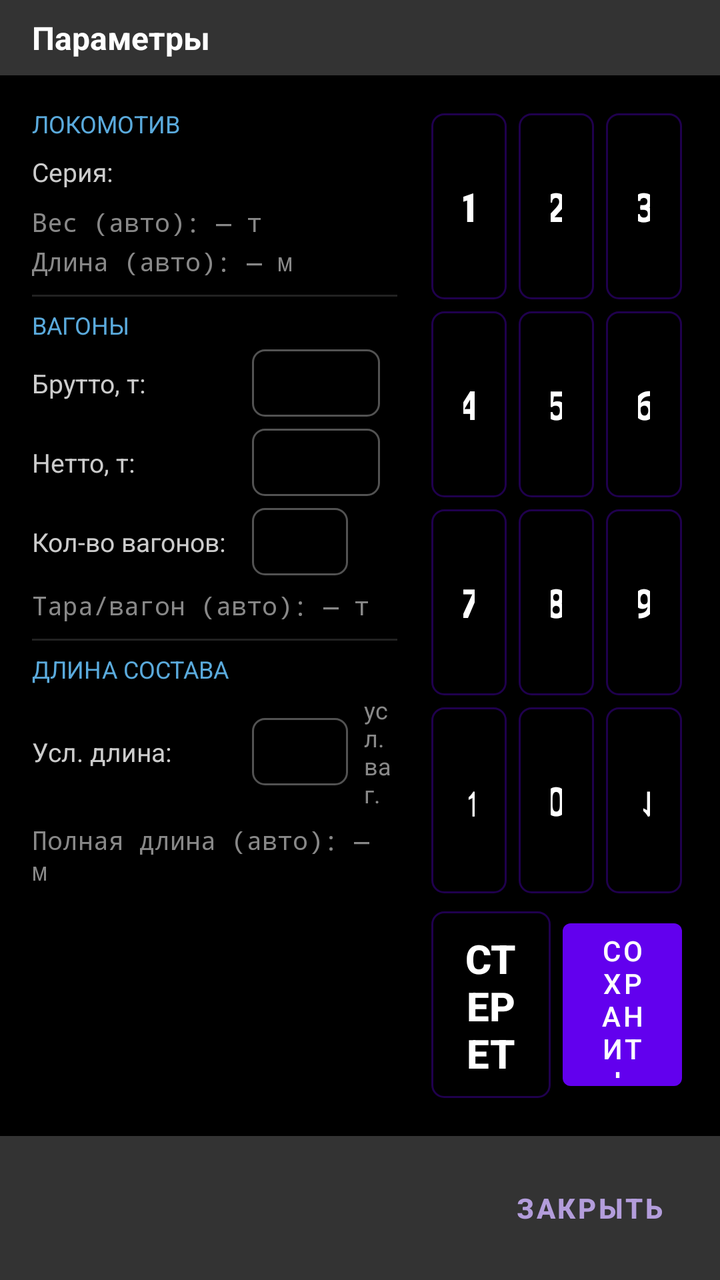
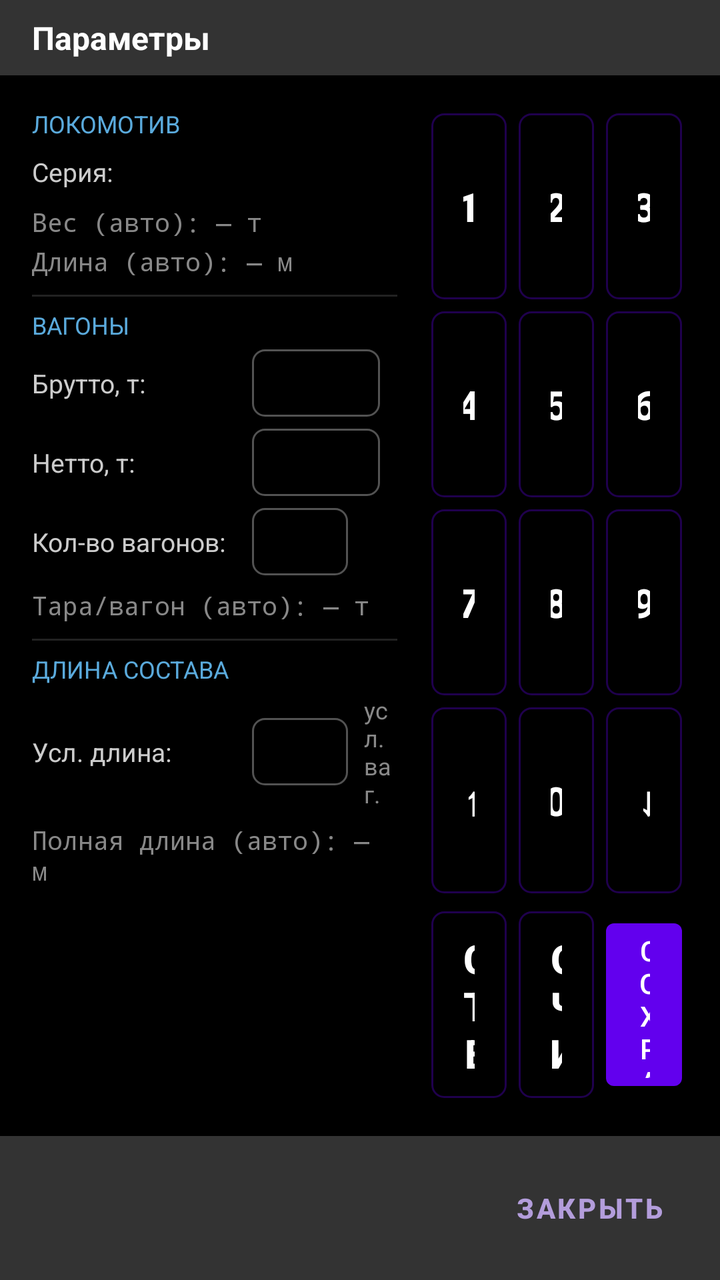

Two renders of the same Android screen: before a commit and after it. Below are the layout's source before the change and the commit's diff.
<!-- AndroidManifest.xml: application theme Theme.TrainDriverApp -->
<!-- res/layout/activity_train_params.xml -->
<?xml version="1.0" encoding="utf-8"?>
<LinearLayout xmlns:android="http://schemas.android.com/apk/res/android"
    android:layout_width="match_parent"
    android:layout_height="match_parent"
    android:orientation="vertical"
    android:background="#000000">

    <TextView
        android:layout_width="match_parent"
        android:layout_height="wrap_content"
        android:background="#333333"
        android:paddingStart="16dp"
        android:paddingEnd="16dp"
        android:paddingTop="8dp"
        android:paddingBottom="8dp"
        android:text="Параметры"
        android:textColor="#FFFFFF"
        android:textSize="16sp"
        android:textStyle="bold" />

    <LinearLayout
        android:layout_width="match_parent"
        android:layout_height="0dp"
        android:layout_weight="1"
        android:orientation="horizontal"
        android:padding="16dp">

        
        <ScrollView
            android:layout_width="0dp"
            android:layout_height="match_parent"
            android:layout_weight="3">

        <LinearLayout
            android:layout_width="match_parent"
            android:layout_height="wrap_content"
            android:orientation="vertical"
            android:paddingEnd="14dp">

            <TextView
                android:layout_width="wrap_content"
                android:layout_height="wrap_content"
                android:text="ЛОКОМОТИВ"
                android:textColor="#5AAADC"
                android:textSize="12sp"
                android:layout_marginBottom="4dp" />

            <LinearLayout
                android:layout_width="match_parent"
                android:layout_height="wrap_content"
                android:orientation="horizontal"
                android:gravity="center_vertical">

                <TextView
                    android:layout_width="70dp"
                    android:layout_height="wrap_content"
                    android:text="Серия:"
                    android:textColor="#CCCCCC"
                    android:textSize="13sp" />

                <Spinner
                    android:id="@+id/locoSeriesSpinner"
                    android:layout_width="0dp"
                    android:layout_height="wrap_content"
                    android:layout_weight="1" />

            </LinearLayout>

            
            <TextView
                android:id="@+id/weightAutoText"
                android:layout_width="match_parent"
                android:layout_height="wrap_content"
                android:layout_marginTop="4dp"
                android:text="Вес (авто): — т"
                android:textColor="#888888"
                android:textSize="13sp"
                android:fontFamily="monospace" />

            <TextView
                android:id="@+id/lengthAutoText"
                android:layout_width="match_parent"
                android:layout_height="wrap_content"
                android:layout_marginTop="2dp"
                android:text="Длина (авто): — м"
                android:textColor="#888888"
                android:textSize="13sp"
                android:fontFamily="monospace" />

            <View
                android:layout_width="match_parent"
                android:layout_height="1dp"
                android:layout_marginTop="8dp"
                android:layout_marginBottom="6dp"
                android:background="#222222" />

            <TextView
                android:layout_width="wrap_content"
                android:layout_height="wrap_content"
                android:text="ВАГОНЫ"
                android:textColor="#5AAADC"
                android:textSize="12sp"
                android:layout_marginBottom="4dp" />

            <LinearLayout
                android:layout_width="match_parent"
                android:layout_height="wrap_content"
                android:orientation="horizontal"
                android:gravity="center_vertical">

                <TextView
                    android:layout_width="110dp"
                    android:layout_height="wrap_content"
                    android:text="Брутто, т:"
                    android:textColor="#CCCCCC"
                    android:textSize="13sp" />

                <EditText
                    android:id="@+id/bruttoInput"
                    style="@style/RestrictionDigitBox"
                    android:layout_width="64dp"
                    android:textSize="16sp"
                    android:inputType="number"
                    android:maxLength="5" />

            </LinearLayout>

            <LinearLayout
                android:layout_width="match_parent"
                android:layout_height="wrap_content"
                android:layout_marginTop="6dp"
                android:orientation="horizontal"
                android:gravity="center_vertical">

                <TextView
                    android:layout_width="110dp"
                    android:layout_height="wrap_content"
                    android:text="Нетто, т:"
                    android:textColor="#CCCCCC"
                    android:textSize="13sp" />

                <EditText
                    android:id="@+id/nettoInput"
                    style="@style/RestrictionDigitBox"
                    android:layout_width="64dp"
                    android:textSize="16sp"
                    android:inputType="number"
                    android:maxLength="5" />

            </LinearLayout>

            <LinearLayout
                android:layout_width="match_parent"
                android:layout_height="wrap_content"
                android:layout_marginTop="6dp"
                android:orientation="horizontal"
                android:gravity="center_vertical">

                <TextView
                    android:layout_width="110dp"
                    android:layout_height="wrap_content"
                    android:text="Кол-во вагонов:"
                    android:textColor="#CCCCCC"
                    android:textSize="13sp" />

                <EditText
                    android:id="@+id/wagonCountInput"
                    style="@style/RestrictionDigitBox"
                    android:layout_width="48dp"
                    android:textSize="16sp"
                    android:inputType="number"
                    android:maxLength="3" />

            </LinearLayout>

            <TextView
                android:id="@+id/tareAutoText"
                android:layout_width="match_parent"
                android:layout_height="wrap_content"
                android:layout_marginTop="6dp"
                android:text="Тара/вагон (авто): — т"
                android:textColor="#888888"
                android:textSize="13sp"
                android:fontFamily="monospace" />

            <View
                android:layout_width="match_parent"
                android:layout_height="1dp"
                android:layout_marginTop="8dp"
                android:layout_marginBottom="6dp"
                android:background="#222222" />

            <TextView
                android:layout_width="wrap_content"
                android:layout_height="wrap_content"
                android:text="ДЛИНА СОСТАВА"
                android:textColor="#5AAADC"
                android:textSize="12sp"
                android:layout_marginBottom="4dp" />

            <LinearLayout
                android:layout_width="match_parent"
                android:layout_height="wrap_content"
                android:orientation="horizontal"
                android:gravity="center_vertical">

                <TextView
                    android:layout_width="110dp"
                    android:layout_height="wrap_content"
                    android:text="Усл. длина:"
                    android:textColor="#CCCCCC"
                    android:textSize="13sp" />

                <EditText
                    android:id="@+id/condLengthInput"
                    style="@style/RestrictionDigitBox"
                    android:layout_width="48dp"
                    android:textSize="16sp"
                    android:inputType="number"
                    android:maxLength="3" />

                <TextView
                    android:layout_width="wrap_content"
                    android:layout_height="wrap_content"
                    android:layout_marginStart="8dp"
                    android:text="усл. ваг."
                    android:textColor="#888888"
                    android:textSize="12sp" />

            </LinearLayout>

            <TextView
                android:id="@+id/composedLengthAutoText"
                android:layout_width="match_parent"
                android:layout_height="wrap_content"
                android:layout_marginTop="6dp"
                android:text="Полная длина (авто): — м"
                android:textColor="#888888"
                android:textSize="13sp"
                android:fontFamily="monospace" />

        </LinearLayout>

        </ScrollView>

        
        <LinearLayout
            android:layout_width="0dp"
            android:layout_height="match_parent"
            android:layout_weight="2"
            android:orientation="vertical">

            <LinearLayout
                android:layout_width="match_parent"
                android:layout_height="0dp"
                android:layout_weight="1"
                android:orientation="horizontal">
                <Button android:id="@+id/tpKey1" style="@style/RestrictionKeypadButton" android:layout_height="match_parent" android:text="1" />
                <Button android:id="@+id/tpKey2" style="@style/RestrictionKeypadButton" android:layout_height="match_parent" android:text="2" />
                <Button android:id="@+id/tpKey3" style="@style/RestrictionKeypadButton" android:layout_height="match_parent" android:text="3" />
            </LinearLayout>

            <LinearLayout
                android:layout_width="match_parent"
                android:layout_height="0dp"
                android:layout_weight="1"
                android:orientation="horizontal">
                <Button android:id="@+id/tpKey4" style="@style/RestrictionKeypadButton" android:layout_height="match_parent" android:text="4" />
                <Button android:id="@+id/tpKey5" style="@style/RestrictionKeypadButton" android:layout_height="match_parent" android:text="5" />
                <Button android:id="@+id/tpKey6" style="@style/RestrictionKeypadButton" android:layout_height="match_parent" android:text="6" />
            </LinearLayout>

            <LinearLayout
                android:layout_width="match_parent"
                android:layout_height="0dp"
                android:layout_weight="1"
                android:orientation="horizontal">
                <Button android:id="@+id/tpKey7" style="@style/RestrictionKeypadButton" android:layout_height="match_parent" android:text="7" />
                <Button android:id="@+id/tpKey8" style="@style/RestrictionKeypadButton" android:layout_height="match_parent" android:text="8" />
                <Button android:id="@+id/tpKey9" style="@style/RestrictionKeypadButton" android:layout_height="match_parent" android:text="9" />
            </LinearLayout>

            
            <LinearLayout
                android:layout_width="match_parent"
                android:layout_height="0dp"
                android:layout_weight="1"
                android:orientation="horizontal">
                <Button android:id="@+id/tpKeyUp" style="@style/RestrictionKeypadButton" android:layout_height="match_parent" android:text="↑" />
                <Button android:id="@+id/tpKey0" style="@style/RestrictionKeypadButton" android:layout_height="match_parent" android:text="0" />
                <Button android:id="@+id/tpKeyDown" style="@style/RestrictionKeypadButton" android:layout_height="match_parent" android:text="↓" />
            </LinearLayout>

            
            <LinearLayout
                android:layout_width="match_parent"
                android:layout_height="0dp"
                android:layout_weight="1"
                android:layout_marginTop="3dp"
                android:orientation="horizontal">
                <Button
                    android:id="@+id/tpBackspaceButton"
                    style="@style/RestrictionKeypadButton"
                    android:layout_height="match_parent"
                    android:text="Стереть" />
                <Button
                    android:id="@+id/tpSaveButton"
                    android:layout_width="0dp"
                    android:layout_height="match_parent"
                    android:layout_weight="1"
                    android:layout_margin="3dp"
                    android:text="Сохранить" />
            </LinearLayout>

        </LinearLayout>

    </LinearLayout>

    <LinearLayout
        android:layout_width="match_parent"
        android:layout_height="wrap_content"
        android:background="#333333"
        android:gravity="end"
        android:padding="12dp">

        <Button
            android:id="@+id/tpCloseButton"
            android:layout_width="wrap_content"
            android:layout_height="wrap_content"
            android:background="@android:color/transparent"
            android:textColor="#B39DDB"
            android:textStyle="bold"
            android:text="ЗАКРЫТЬ" />

    </LinearLayout>

</LinearLayout>
<!-- resources referenced by this layout -->
<resources>
  <style name="RestrictionDigitBox">
          <item name="android:layout_height">wrap_content</item>
          <item name="android:gravity">center</item>
          <item name="android:fontFamily">monospace</item>
          <item name="android:textStyle">bold</item>
          <item name="android:textSize">20sp</item>
          <item name="android:background">@drawable/bg_header_toggle</item>
          <item name="android:paddingTop">6dp</item>
          <item name="android:paddingBottom">6dp</item>
          <item name="android:textColor">#FFFFFF</item>
          <item name="android:textColorHint">#555555</item>
      </style>
  <style name="RestrictionKeypadButton" parent="Widget.AppCompat.Button.Borderless">
          <item name="android:layout_width">0dp</item>
          <item name="android:layout_height">wrap_content</item>
          <item name="android:layout_weight">1</item>
          <item name="android:layout_margin">3dp</item>
          <item name="android:minHeight">46dp</item>
          <item name="android:background">@drawable/bg_header_toggle</item>
          <item name="android:textColor">#FFFFFF</item>
          <item name="android:textStyle">bold</item>
          <item name="android:textSize">20sp</item>
      </style>
  <style name="Theme.TrainDriverApp" parent="Theme.MaterialComponents.DayNight.NoActionBar" />
  <!-- drawable bg_header_toggle (drawable) -->
  <?xml version="1.0" encoding="utf-8"?>
  <shape xmlns:android="http://schemas.android.com/apk/res/android" android:shape="rectangle">
      <corners android:radius="6dp" />
      <stroke android:width="1dp" android:color="#52FFFFFF" />
      <solid android:color="@android:color/transparent" />
  </shape>
</resources>

<!-- the commit's change to res/layout/activity_train_params.xml (unified diff, before → after) -->
@@ -304,6 +304,11 @@
                     android:layout_height="match_parent"
                     android:text="Стереть" />
                 <Button
+                    android:id="@+id/tpClearButton"
+                    style="@style/RestrictionKeypadButton"
+                    android:layout_height="match_parent"
+                    android:text="Очистить" />
+                <Button
                     android:id="@+id/tpSaveButton"
                     android:layout_width="0dp"
                     android:layout_height="match_parent"
